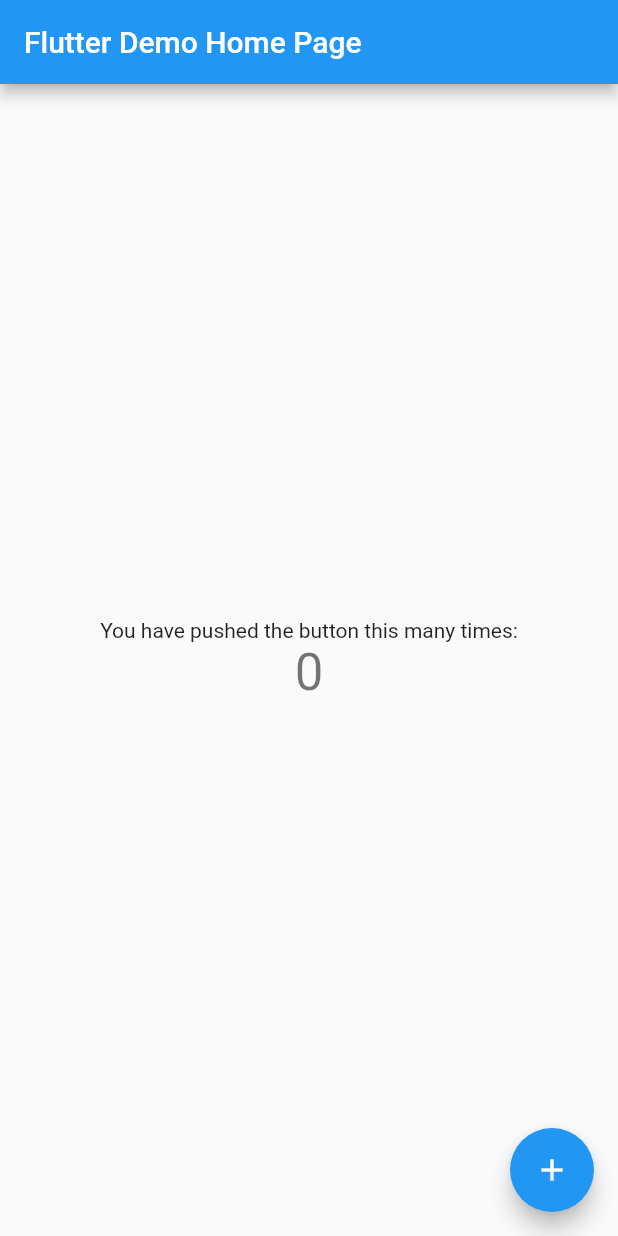
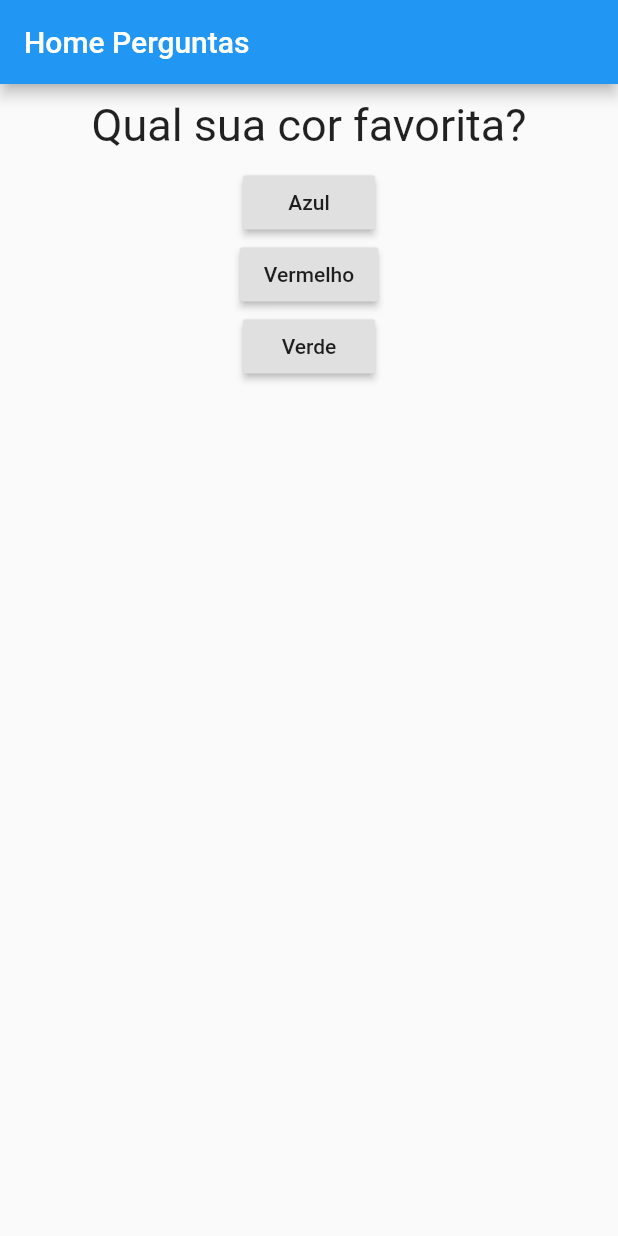
Before and after one commit to kalebrozo/perguntas, a Flutter app: the screen it shows after launch, on a phone screen of 412 x 824 dp. Run offline on Flutter 3.47's test engine with Material 2 defaults, Android fonts, the phone set to English and light mode, and no system bars.

Commit message:
Criando componente questão

```diff
--- a/lib/main.dart
+++ b/lib/main.dart
@@ -1,117 +1,61 @@
 import 'package:flutter/material.dart';
+import './questao.dart';
 
-void main() {
-  runApp(MyApp());
+main() {
+  runApp(new PerguntaApp());
 }
 
-class MyApp extends StatelessWidget {
-  // This widget is the root of your application.
-  @override
+class _PerguntaAppState extends State<PerguntaApp> {
+var _perguntaSelecionada = 0;
+
+void _responder() {
+
+    setState(() {
+      if(_perguntaSelecionada<1)
+      _perguntaSelecionada++;
+    });
+
+    print(_perguntaSelecionada);
+    print('Pergunta respondida');
+  }
+
+@override
   Widget build(BuildContext context) {
+
+    final List<String> perguntas = [
+          'Qual sua cor favorita?',
+          'Qual seu animal favorito?'
+          ];
+
     return MaterialApp(
-      title: 'Flutter Demo',
-      theme: ThemeData(
-        // This is the theme of your application.
-        //
-        // Try running your application with "flutter run". You'll see the
-        // application has a blue toolbar. Then, without quitting the app, try
-        // changing the primarySwatch below to Colors.green and then invoke
-        // "hot reload" (press "r" in the console where you ran "flutter run",
-        // or simply save your changes to "hot reload" in a Flutter IDE).
-        // Notice that the counter didn't reset back to zero; the application
-        // is not restarted.
-        primarySwatch: Colors.blue,
-        // This makes the visual density adapt to the platform that you run
-        // the app on. For desktop platforms, the controls will be smaller and
-        // closer together (more dense) than on mobile platforms.
-        visualDensity: VisualDensity.adaptivePlatformDensity,
+      home: Scaffold(
+          appBar: AppBar(
+            title: Text('Home Perguntas'),
+          ),
+          body: Column(
+            children: <Widget>[
+              Questao(perguntas[_perguntaSelecionada]),
+              RaisedButton(
+                child: Text('Azul'),
+                onPressed: _responder,
+              ),
+              RaisedButton(
+                child: Text('Vermelho'),
+                onPressed: _responder,
+              ),
+              RaisedButton(
+                child: Text('Verde'),
+                onPressed: _responder,
+              ),
+            ],
+        )
       ),
-      home: MyHomePage(title: 'Flutter Demo Home Page'),
     );
   }
 }
 
-class MyHomePage extends StatefulWidget {
-  MyHomePage({Key key, this.title}) : super(key: key);
-
-  // This widget is the home page of your application. It is stateful, meaning
-  // that it has a State object (defined below) that contains fields that affect
-  // how it looks.
-
-  // This class is the configuration for the state. It holds the values (in this
-  // case the title) provided by the parent (in this case the App widget) and
-  // used by the build method of the State. Fields in a Widget subclass are
-  // always marked "final".
-
-  final String title;
-
-  @override
-  _MyHomePageState createState() => _MyHomePageState();
-}
-
-class _MyHomePageState extends State<MyHomePage> {
-  int _counter = 0;
-
-  void _incrementCounter() {
-    setState(() {
-      // This call to setState tells the Flutter framework that something has
-      // changed in this State, which causes it to rerun the build method below
-      // so that the display can reflect the updated values. If we changed
-      // _counter without calling setState(), then the build method would not be
-      // called again, and so nothing would appear to happen.
-      _counter++;
-    });
-  }
-
-  @override
-  Widget build(BuildContext context) {
-    // This method is rerun every time setState is called, for instance as done
-    // by the _incrementCounter method above.
-    //
-    // The Flutter framework has been optimized to make rerunning build methods
-    // fast, so that you can just rebuild anything that needs updating rather
-    // than having to individually change instances of widgets.
-    return Scaffold(
-      appBar: AppBar(
-        // Here we take the value from the MyHomePage object that was created by
-        // the App.build method, and use it to set our appbar title.
-        title: Text(widget.title),
-      ),
-      body: Center(
-        // Center is a layout widget. It takes a single child and positions it
-        // in the middle of the parent.
-        child: Column(
-          // Column is also a layout widget. It takes a list of children and
-          // arranges them vertically. By default, it sizes itself to fit its
-          // children horizontally, and tries to be as tall as its parent.
-          //
-          // Invoke "debug painting" (press "p" in the console, choose the
-          // "Toggle Debug Paint" action from the Flutter Inspector in Android
-          // Studio, or the "Toggle Debug Paint" command in Visual Studio Code)
-          // to see the wireframe for each widget.
-          //
-          // Column has various properties to control how it sizes itself and
-          // how it positions its children. Here we use mainAxisAlignment to
-          // center the children vertically; the main axis here is the vertical
-          // axis because Columns are vertical (the cross axis would be
-          // horizontal).
-          mainAxisAlignment: MainAxisAlignment.center,
-          children: <Widget>[
-            Text(
-              'You have pushed the button this many times:',
-            ),
-            Text(
-              '$_counter',
-              style: Theme.of(context).textTheme.headline4,
-            ),
-          ],
-        ),
-      ),
-      floatingActionButton: FloatingActionButton(
-        onPressed: _incrementCounter,
-        tooltip: 'Increment',
-        child: Icon(Icons.add),
-      ), // This trailing comma makes auto-formatting nicer for build methods.
-    );
+class PerguntaApp extends StatefulWidget {
+  _PerguntaAppState createState() {
+    return _PerguntaAppState();
   }
 }
--- /dev/null
+++ b/lib/questao.dart
@@ -0,0 +1,20 @@
+import 'package:flutter/material.dart';
+
+class Questao extends StatelessWidget {
+
+  String texto;
+  Questao(this.texto);
+
+  @override
+  Widget build(BuildContext context) {
+    return Container(
+      width: double.infinity,
+      margin: EdgeInsets.all(10),
+      child: Text(
+        texto,
+        style: TextStyle(fontSize: 30 ),
+        textAlign: TextAlign.center,
+      ),
+    );
+  }
+}
```
